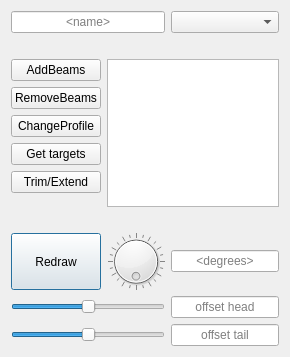
oddtopus/flamingo, file dialogs/fbranch.ui: the form before one commit.
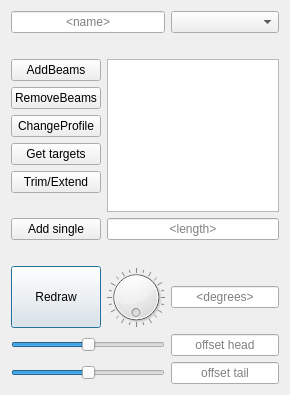
The form after the commit.

Commit message: Improved pipeBranch and dialog of frameBranch

```diff
--- a/dialogs/fbranch.ui
+++ b/dialogs/fbranch.ui
@@ -7,7 +7,7 @@
     <x>0</x>
     <y>0</y>
     <width>290</width>
-    <height>357</height>
+    <height>395</height>
    </rect>
   </property>
   <property name="sizePolicy">
@@ -20,7 +20,7 @@
    <string>FrameBranch Manager</string>
   </property>
   <layout class="QGridLayout" name="gridLayout_2">
-   <item row="10" column="0" colspan="3">
+   <item row="11" column="0" colspan="3">
     <widget class="QLabel" name="lab2">
      <property name="text">
       <string>&lt;no target selected&gt;</string>
@@ -30,7 +30,7 @@
      </property>
     </widget>
    </item>
-   <item row="12" column="0">
+   <item row="13" column="0">
     <widget class="QPushButton" name="btnRefresh">
      <property name="sizePolicy">
       <sizepolicy hsizetype="Minimum" vsizetype="Expanding">
@@ -43,7 +43,7 @@
      </property>
     </widget>
    </item>
-   <item row="12" column="2">
+   <item row="13" column="2">
     <widget class="QLineEdit" name="editAngle">
      <property name="minimumSize">
       <size>
@@ -88,7 +88,7 @@
      </property>
     </widget>
    </item>
-   <item row="12" column="1">
+   <item row="13" column="1">
     <widget class="QDial" name="dialAngle">
      <property name="maximum">
       <number>359</number>
@@ -134,7 +134,7 @@
      </property>
     </widget>
    </item>
-   <item row="13" column="2">
+   <item row="14" column="2">
     <widget class="QLineEdit" name="editHead">
      <property name="alignment">
       <set>Qt::AlignCenter</set>
@@ -144,7 +144,7 @@
      </property>
     </widget>
    </item>
-   <item row="14" column="2">
+   <item row="15" column="2">
     <widget class="QLineEdit" name="editTail">
      <property name="alignment">
       <set>Qt::AlignCenter</set>
@@ -154,17 +154,17 @@
      </property>
     </widget>
    </item>
-   <item row="13" column="0" colspan="2">
-    <widget class="QSlider" name="sliHead">
-     <property name="minimum">
-      <number>-99</number>
-     </property>
-     <property name="orientation">
-      <enum>Qt::Horizontal</enum>
-     </property>
-    </widget>
-   </item>
    <item row="14" column="0" colspan="2">
+    <widget class="QSlider" name="sliHead">
+     <property name="minimum">
+      <number>-99</number>
+     </property>
+     <property name="orientation">
+      <enum>Qt::Horizontal</enum>
+     </property>
+    </widget>
+   </item>
+   <item row="15" column="0" colspan="2">
     <widget class="QSlider" name="sliTail">
      <property name="minimum">
       <number>-99</number>
@@ -191,6 +191,23 @@
      </property>
     </widget>
    </item>
+   <item row="10" column="0">
+    <widget class="QPushButton" name="btnSingle">
+     <property name="text">
+      <string>Add single</string>
+     </property>
+    </widget>
+   </item>
+   <item row="10" column="1" colspan="2">
+    <widget class="QLineEdit" name="editLength">
+     <property name="alignment">
+      <set>Qt::AlignCenter</set>
+     </property>
+     <property name="placeholderText">
+      <string>&lt;length&gt;</string>
+     </property>
+    </widget>
+   </item>
   </layout>
  </widget>
  <resources/>
```
The commit also changes 5 other files.
